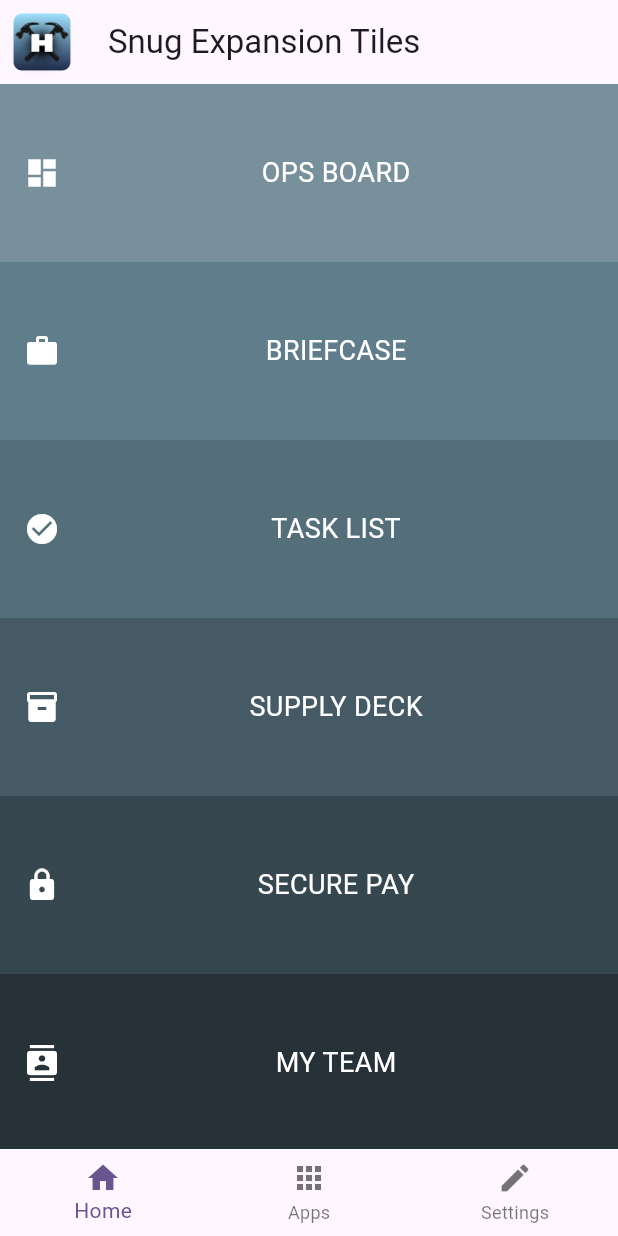
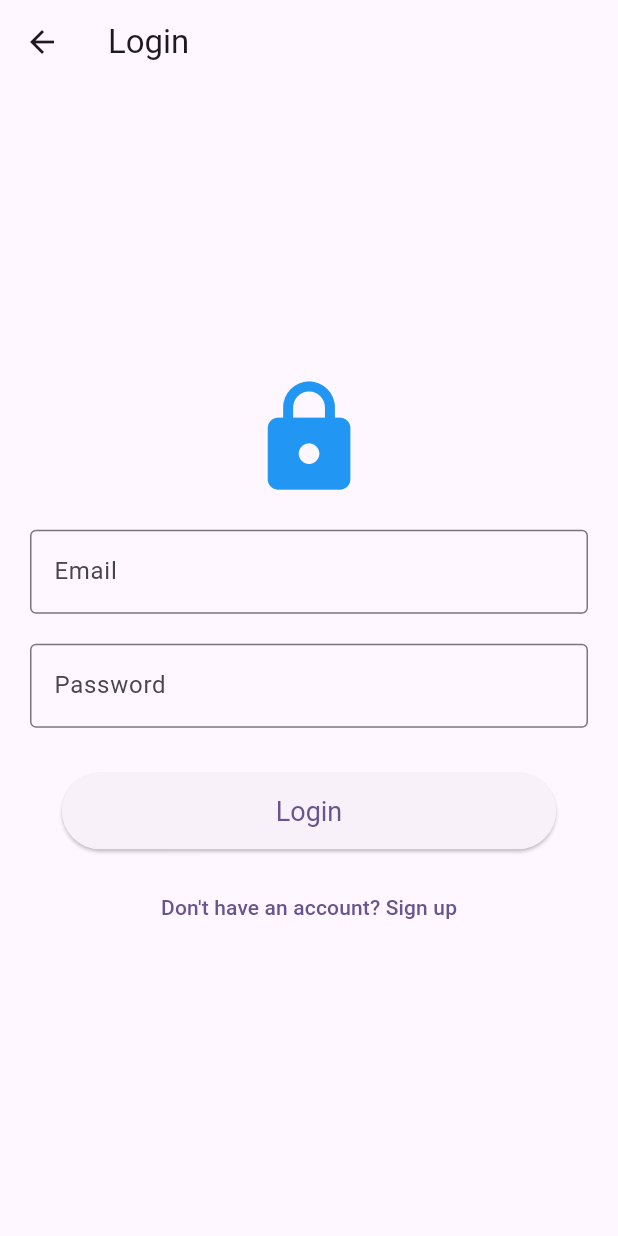
Before and after one commit to LordHandLee/HammerOps, a Flutter app: the screen it shows after launch, on a phone screen of 412 x 824 dp. Run offline on Flutter 3.47's test engine with Material 3 defaults, Android fonts, the phone set to English and light mode, and no system bars.

Commit message:
Added login page which redirects to home screen upon succesful login. Changed icons for menu options and navbar.

```diff
--- a/lib/main.dart
+++ b/lib/main.dart
@@ -1,5 +1,5 @@
 import 'package:flutter/material.dart';
-
+import 'screens/login_screen.dart';
 void main() {
   runApp(const HammerOps());
 }
@@ -30,7 +30,13 @@ class HammerOps extends StatelessWidget {
         // tested with just a hot reload.
         colorScheme: ColorScheme.fromSeed(seedColor: Colors.deepPurple),
       ),
-      home: const MyHomePage(title: 'Hammer Ops Demo Home Page'),
+      // home: const MyHomePage(title: 'Hammer Ops Demo Home Page'),
+      initialRoute: '/login',
+      routes: {
+        '/login': (context) => const LoginScreen(),
+        '/home': (context) => const MyHomePage(title: 'Hammer Ops Home Page'),
+      },
+      home: const LoginScreen(),
     );
   }
 }
--- /dev/null
+++ b/lib/screens/login_screen.dart
@@ -0,0 +1,119 @@
+import 'package:flutter/material.dart';
+
+class LoginScreen extends StatefulWidget {
+  const LoginScreen({super.key});
+
+  @override
+  State<LoginScreen> createState() => _LoginScreenState();
+}
+
+class _LoginScreenState extends State<LoginScreen> {
+  final _formKey = GlobalKey<FormState>();
+  final _emailController = TextEditingController();
+  final _passwordController = TextEditingController();
+
+  void _login() {
+    if (_formKey.currentState!.validate()) {
+      // Replace this with your real login logic
+      String email = _emailController.text;
+      String password = _passwordController.text;
+
+      ScaffoldMessenger.of(context).showSnackBar(
+        SnackBar(content: Text('Logging in as $email')),
+      );
+      if (email == "admin@admin" && password == "password") {
+        Navigator.pushReplacementNamed(context, '/home');
+      } else {
+        ScaffoldMessenger.of(context).showSnackBar(
+          const SnackBar(content: Text('Invalid credentials')),
+        );
+      }
+    }
+  }
+
+  @override
+  Widget build(BuildContext context) {
+    final screenHeight = MediaQuery.of(context).size.height;
+    final screenWidth = MediaQuery.of(context).size.width;
+
+    return Scaffold(
+      appBar: AppBar(title: const Text("Login")),
+      body: Center(
+        child: SingleChildScrollView(
+          padding: const EdgeInsets.all(20),
+          child: Form(
+            key: _formKey,
+            child: Column(
+              mainAxisAlignment: MainAxisAlignment.center,
+              children: [
+                Icon(Icons.lock, size: screenHeight * 0.1, color: Colors.blue),
+                const SizedBox(height: 20),
+
+                // Email input
+                TextFormField(
+                  controller: _emailController,
+                  decoration: const InputDecoration(
+                    labelText: "Email",
+                    border: OutlineInputBorder(),
+                  ),
+                  keyboardType: TextInputType.emailAddress,
+                  validator: (value) {
+                    if (value == null || value.isEmpty) {
+                      return "Please enter your email";
+                    }
+                    if (!value.contains("@")) {
+                      return "Enter a valid email";
+                    }
+                    return null;
+                  },
+                ),
+                const SizedBox(height: 20),
+
+                // Password input
+                TextFormField(
+                  controller: _passwordController,
+                  decoration: const InputDecoration(
+                    labelText: "Password",
+                    border: OutlineInputBorder(),
+                  ),
+                  obscureText: true,
+                  validator: (value) {
+                    if (value == null || value.isEmpty) {
+                      return "Please enter your password";
+                    }
+                    if (value.length < 6) {
+                      return "Password must be at least 6 characters";
+                    }
+                    return null;
+                  },
+                ),
+                const SizedBox(height: 30),
+
+                // Login button
+                SizedBox(
+                  width: screenWidth * 0.8,
+                  child: ElevatedButton(
+                    onPressed: _login,
+                    style: ElevatedButton.styleFrom(
+                      padding: const EdgeInsets.symmetric(vertical: 15),
+                      textStyle: const TextStyle(fontSize: 18),
+                    ),
+                    child: const Text("Login"),
+                  ),
+                ),
+
+                const SizedBox(height: 15),
+                TextButton(
+                  onPressed: () {
+                    // Navigate to registration page
+                  },
+                  child: const Text("Don't have an account? Sign up"),
+                )
+              ],
+            ),
+          ),
+        ),
+      ),
+    );
+  }
+}
```
